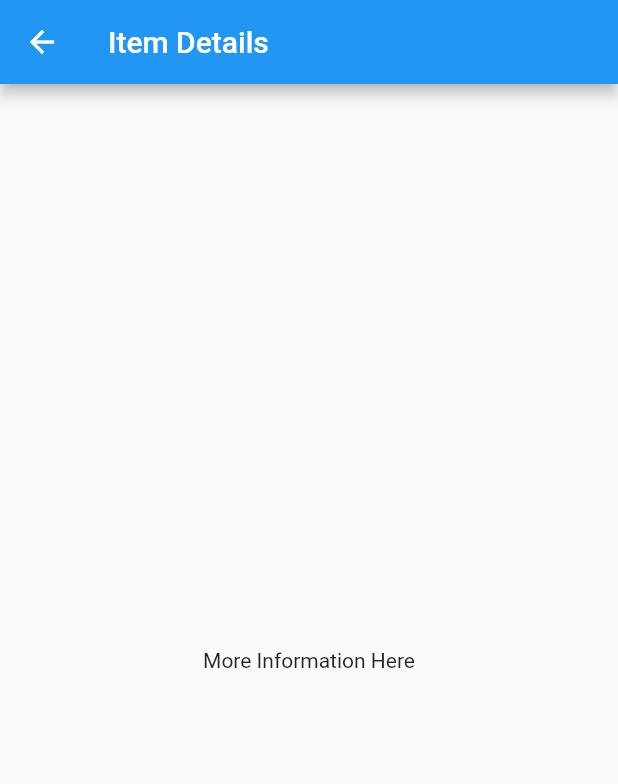
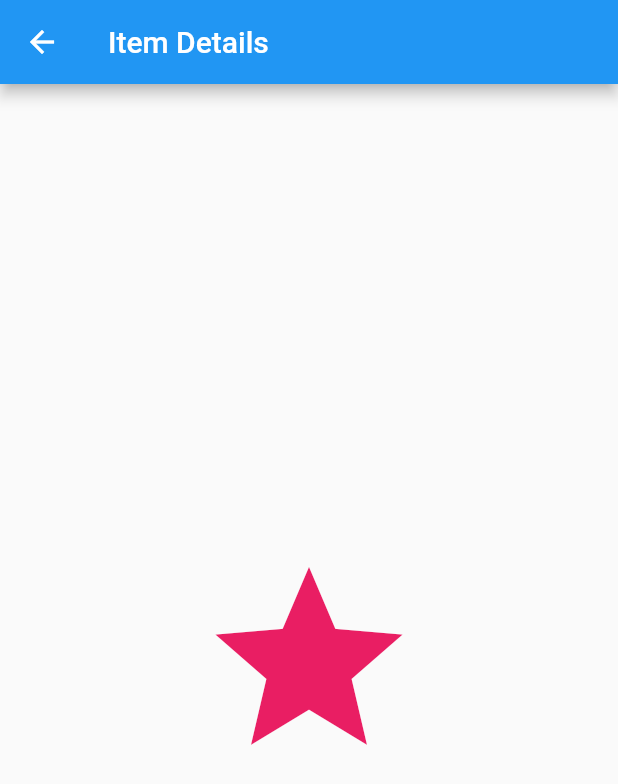
Before and after one commit to jacehalvorson/name_tbd, a Flutter app: the SampleItemDetailsView screen opened by its route, on a phone screen of 412 x 824 dp. Shown: the top 784 px of the screen. Run offline on Flutter 3.47's test engine with Material 2 defaults, Android fonts, the phone set to English and light mode, and no system bars; generated files the repository leaves out were written again.

Commit message:
Add star icon

```diff
--- a/lib/src/sample_feature/sample_item_details_view.dart
+++ b/lib/src/sample_feature/sample_item_details_view.dart
@@ -13,8 +13,12 @@ class SampleItemDetailsView extends StatelessWidget {
         title: const Text('Item Details'),
       ),
       body: const Center(
-        child: Text('More Information Here'),
-      ),
+          child: Icon(
+        Icons.star,
+        color: Colors.pink,
+        size: 150.0,
+        semanticLabel: 'Text to announce in accessibility modes',
+      )),
     );
   }
 }
```
